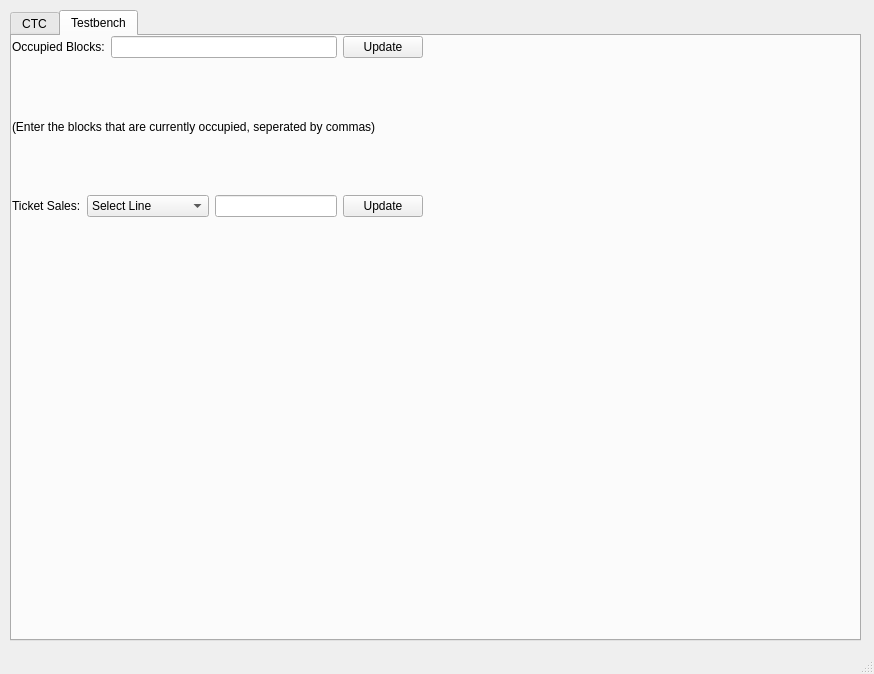
Before: the Qt Designer form CTC/CTC_UI.ui in asmithie13/ECE-1140, drawn with Qt 5.
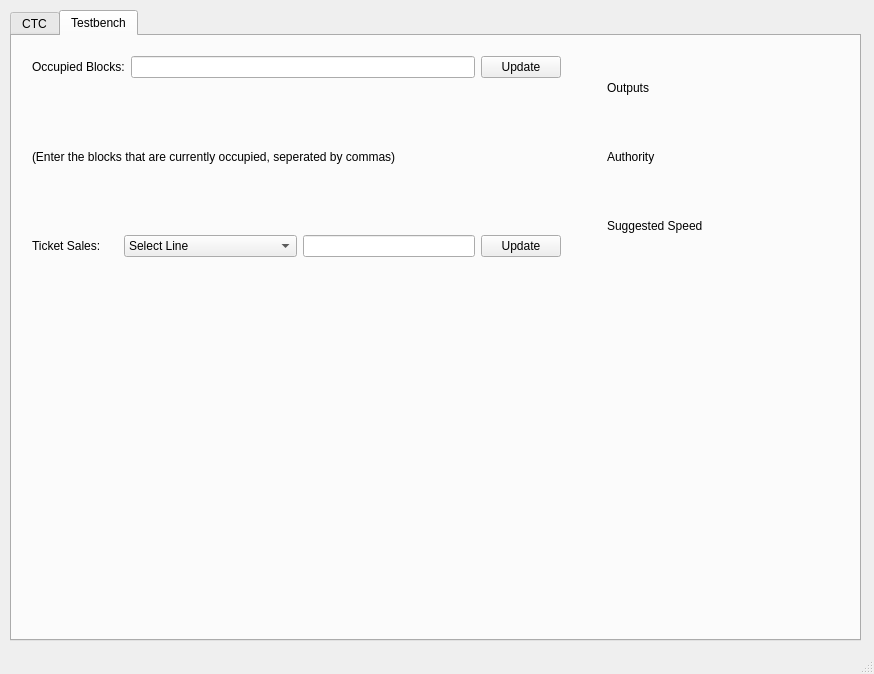
After: the same form once the commit is applied. The open tabs and pages were chosen to show the change.

Diff of the .ui file:
```diff
--- a/CTC/CTC_UI.ui
+++ b/CTC/CTC_UI.ui
@@ -743,12 +743,14 @@
      <widget class="QWidget" name="verticalLayoutWidget_3">
       <property name="geometry">
        <rect>
-        <x>0</x>
-        <y>0</y>
-        <width>411</width>
-        <height>181</height>
+        <x>20</x>
+        <y>20</y>
+        <width>671</width>
+        <height>201</height>
        </rect>
       </property>
+      <layout class="QHBoxLayout" name="horizontalLayout_2" stretch="6,0,1">
+       <item>
       <layout class="QVBoxLayout" name="TB_inputsLayout" stretch="2,1,2">
        <item>
         <layout class="QHBoxLayout" name="OccupiedBlocksTBLayout">
@@ -803,6 +805,46 @@
           <widget class="QPushButton" name="UpdateTicketSalesButton">
            <property name="text">
             <string>Update</string>
+             </property>
+            </widget>
+           </item>
+          </layout>
+         </item>
+        </layout>
+       </item>
+       <item>
+        <spacer name="horizontalSpacer">
+         <property name="orientation">
+          <enum>Qt::Horizontal</enum>
+         </property>
+         <property name="sizeHint" stdset="0">
+          <size>
+           <width>40</width>
+           <height>20</height>
+          </size>
+         </property>
+        </spacer>
+       </item>
+       <item>
+        <layout class="QVBoxLayout" name="verticalLayout">
+         <item>
+          <widget class="QLabel" name="label_3">
+           <property name="text">
+            <string>Outputs</string>
+           </property>
+          </widget>
+         </item>
+         <item>
+          <widget class="QLabel" name="AuthorityLabel">
+           <property name="text">
+            <string>Authority</string>
+           </property>
+          </widget>
+         </item>
+         <item>
+          <widget class="QLabel" name="SpeedLabel">
+           <property name="text">
+            <string>Suggested Speed</string>
            </property>
           </widget>
          </item>
```
Left out of the diff: 4 changed lines with no effect on the pictures. Lines whose indentation alone changed are shown as unchanged.
